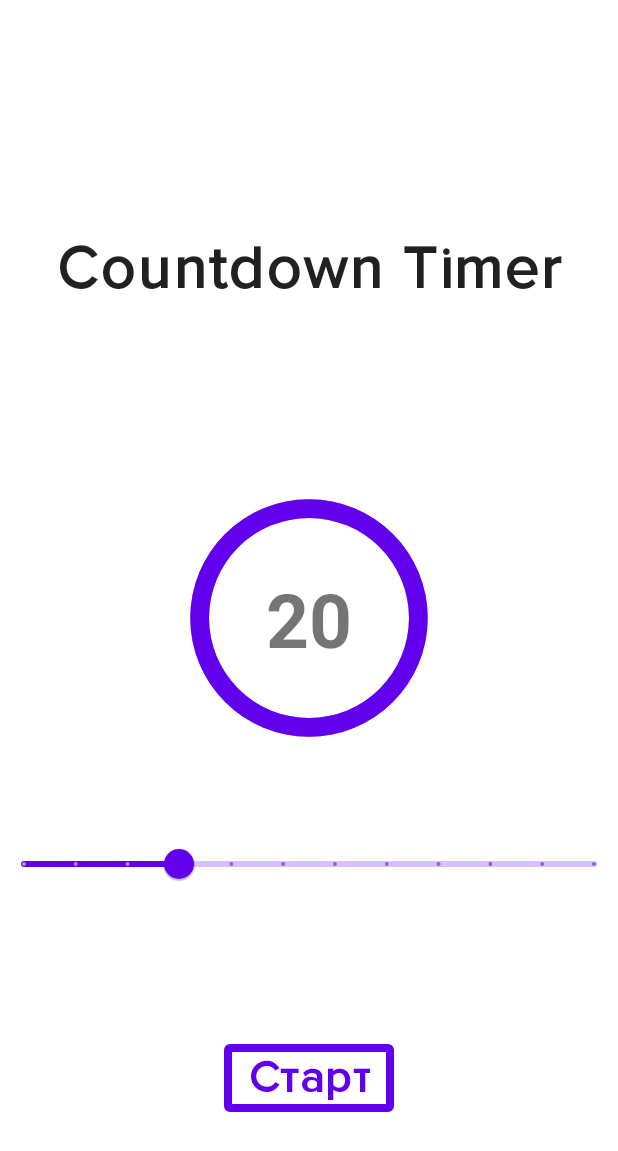
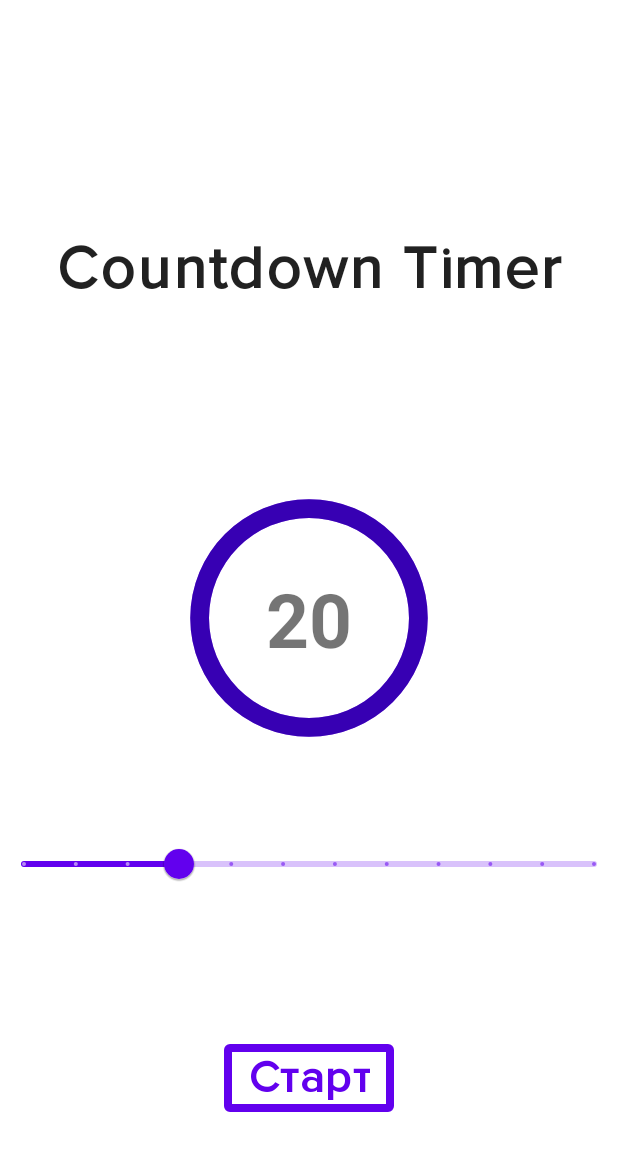
Before and after one commit to Semurtt/Skillbox_lessons, an Android app: the layout activity_main.xml on its own in the app's theme, with its tools: preview values and no code run, on a phone screen of 412 x 824 dp. Shown: the top 1151 px of the screen. Run offline under Robolectric (Android 15) with nearby library versions, the phone set to English and light mode, and no system bars.

Commit message:
Домашка 3 beta 0.93, смена цветов для ночной темы

```diff
--- a/m3_components/app/src/main/res/drawable/circle_progress.xml
+++ b/m3_components/app/src/main/res/drawable/circle_progress.xml
@@ -12,7 +12,7 @@
         <shape
             android:shape="ring"
             android:thicknessRatio="16">
-            <solid android:color="?attr/colorPrimary" />
+            <solid android:color="?attr/colorPrimaryVariant" />
         </shape>
     </item>
 </layer-list>
```
